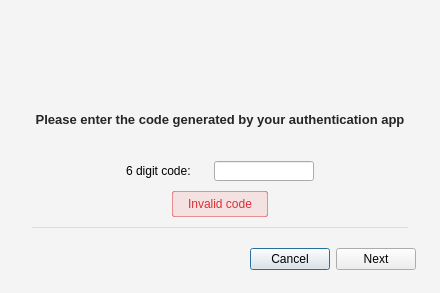
meganz/MEGAsync, file src/MEGASync/gui/linux/Login2FA.ui: the form before one commit.
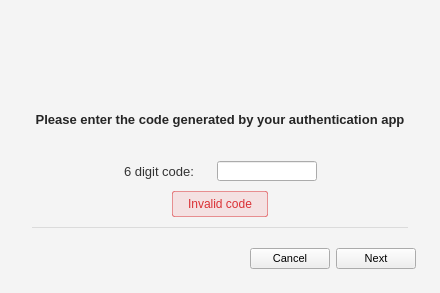
The form after the commit. Icons and pictures are not drawn. Custom widgets are drawn as their Qt base class.

Commit message: Applied the last style changes to the 2FA dialog on Windows and Linux

```diff
--- a/src/MEGASync/gui/linux/Login2FA.ui
+++ b/src/MEGASync/gui/linux/Login2FA.ui
@@ -26,7 +26,12 @@
    <string>Login Verification</string>
   </property>
   <property name="styleSheet">
-   <string notr="true">#Login2FA
+   <string notr="true">QWidget
+{
+font-size: 11px;
+}
+
+#Login2FA
 {
 	background-color:  #F4F4F4;
 }
@@ -60,6 +65,13 @@
     font-weight: 500;
 }
 
+#lCode
+{
+    color: #333333;
+	font-family: &quot;SF UI Text&quot;;
+	font-size: 13px;
+}
+
 #lLostAuthCode
 {
     color: #666666;
@@ -490,7 +502,7 @@
      </property>
      <layout class="QHBoxLayout" name="horizontalLayout_2">
       <property name="spacing">
-       <number>-1</number>
+       <number>6</number>
       </property>
       <property name="leftMargin">
        <number>32</number>
@@ -505,19 +517,36 @@
        <number>18</number>
       </property>
       <item>
-       <widget class="CocoaHelpButton" name="wHelp" native="true">
+       <widget class="QPushButton" name="wHelp">
         <property name="minimumSize">
          <size>
-          <width>21</width>
+          <width>0</width>
           <height>0</height>
          </size>
         </property>
         <property name="maximumSize">
          <size>
-          <width>21</width>
+          <width>16777215</width>
           <height>16777215</height>
          </size>
         </property>
+        <property name="styleSheet">
+         <string notr="true">border: none;
+</string>
+        </property>
+        <property name="text">
+         <string notr="true"/>
+        </property>
+        <property name="icon">
+         <iconset resource="../Resources_macx.qrc">
+          <normaloff>:/images/help_ico.png</normaloff>:/images/help_ico.png</iconset>
+        </property>
+        <property name="iconSize">
+         <size>
+          <width>24</width>
+          <height>24</height>
+         </size>
+        </property>
        </widget>
       </item>
       <item>
@@ -607,14 +636,6 @@
    </item>
   </layout>
  </widget>
- <customwidgets>
-  <customwidget>
-   <class>CocoaHelpButton</class>
-   <extends>QWidget</extends>
-   <header location="global">CocoaHelpButton.h</header>
-   <container>1</container>
-  </customwidget>
- </customwidgets>
  <tabstops>
   <tabstop>leCode</tabstop>
   <tabstop>bNext</tabstop>
```
Left out of the diff: 4 changed lines with no effect on the pictures. The commit also changes 1 other file.
